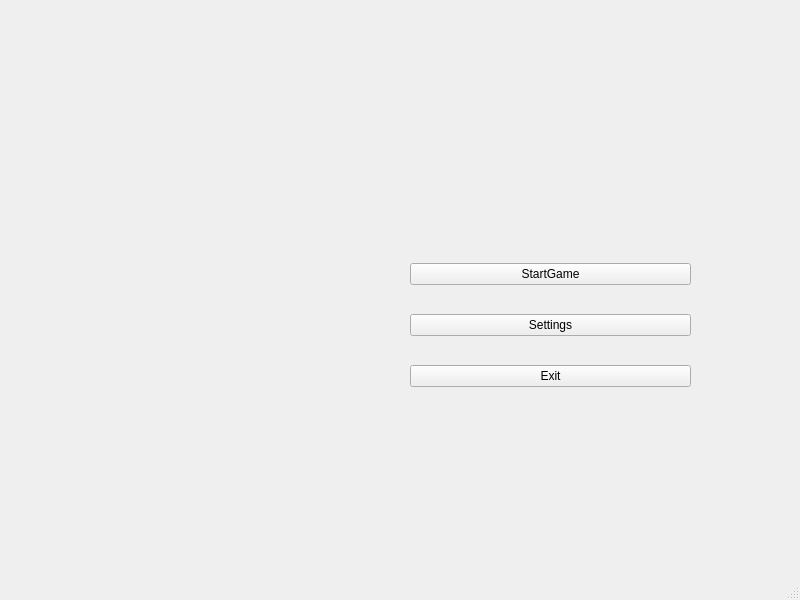
First picture: the form in menuwindow.ui, repository Nemkof/Pacman-Among-Us, before the edit.
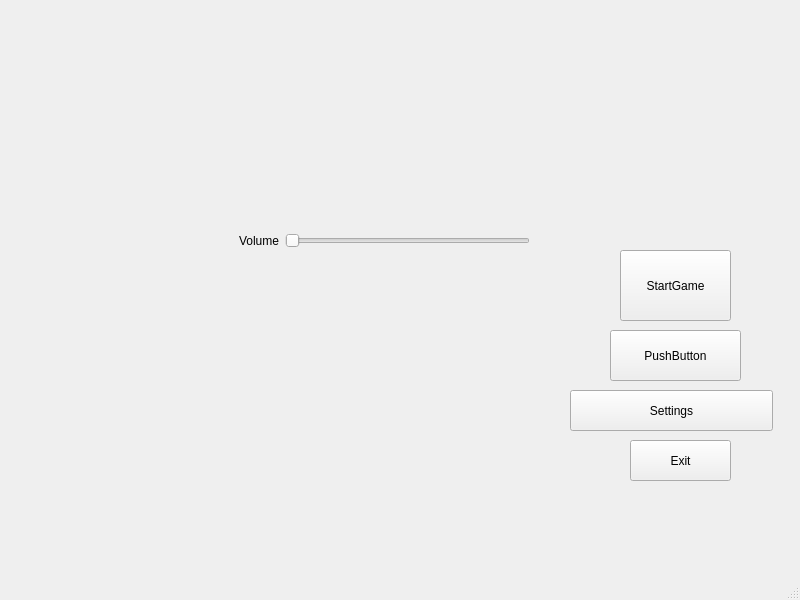
Second picture: the form after the edit.

The edit to the form file:
```diff
--- a/menuwindow.ui
+++ b/menuwindow.ui
@@ -14,38 +14,93 @@
    <string>MainWindow</string>
   </property>
   <widget class="QWidget" name="centralwidget">
-   <widget class="QWidget" name="gridLayoutWidget">
-    <property name="geometry">
-     <rect>
-      <x>410</x>
-      <y>240</y>
-      <width>281</width>
-      <height>171</height>
-     </rect>
-    </property>
-    <layout class="QGridLayout" name="gridLayout">
-     <item row="2" column="0">
       <widget class="QPushButton" name="ExitButton">
+    <property name="geometry">
+     <rect>
+      <x>630</x>
+      <y>440</y>
+      <width>101</width>
+      <height>41</height>
+     </rect>
+    </property>
        <property name="text">
         <string>Exit</string>
        </property>
       </widget>
-     </item>
-     <item row="0" column="0">
       <widget class="QPushButton" name="PlayButton">
+    <property name="geometry">
+     <rect>
+      <x>620</x>
+      <y>250</y>
+      <width>111</width>
+      <height>71</height>
+     </rect>
+    </property>
        <property name="text">
         <string>StartGame</string>
        </property>
       </widget>
-     </item>
-     <item row="1" column="0">
       <widget class="QPushButton" name="SettingsButton">
+    <property name="geometry">
+     <rect>
+      <x>570</x>
+      <y>390</y>
+      <width>203</width>
+      <height>41</height>
+     </rect>
+    </property>
        <property name="text">
         <string>Settings</string>
        </property>
       </widget>
-     </item>
-    </layout>
+   <widget class="QWidget" name="SettingsWidget" native="true">
+    <property name="geometry">
+     <rect>
+      <x>230</x>
+      <y>200</y>
+      <width>331</width>
+      <height>301</height>
+     </rect>
+    </property>
+    <widget class="QWidget" name="horizontalLayoutWidget">
+     <property name="geometry">
+      <rect>
+       <x>9</x>
+       <y>20</y>
+       <width>291</width>
+       <height>41</height>
+      </rect>
+     </property>
+     <layout class="QHBoxLayout" name="horizontalLayout">
+      <item>
+       <widget class="QLabel" name="label">
+        <property name="text">
+         <string>Volume</string>
+        </property>
+       </widget>
+      </item>
+      <item>
+       <widget class="QSlider" name="horizontalSlider">
+        <property name="orientation">
+         <enum>Qt::Orientation::Horizontal</enum>
+        </property>
+       </widget>
+      </item>
+     </layout>
+    </widget>
+   </widget>
+   <widget class="QPushButton" name="HowToPlay">
+    <property name="geometry">
+     <rect>
+      <x>610</x>
+      <y>330</y>
+      <width>131</width>
+      <height>51</height>
+     </rect>
+    </property>
+    <property name="text">
+     <string>PushButton</string>
+    </property>
    </widget>
   </widget>
   <widget class="QStatusBar" name="statusbar"/>
```
Lines whose indentation alone changed are shown as unchanged.
